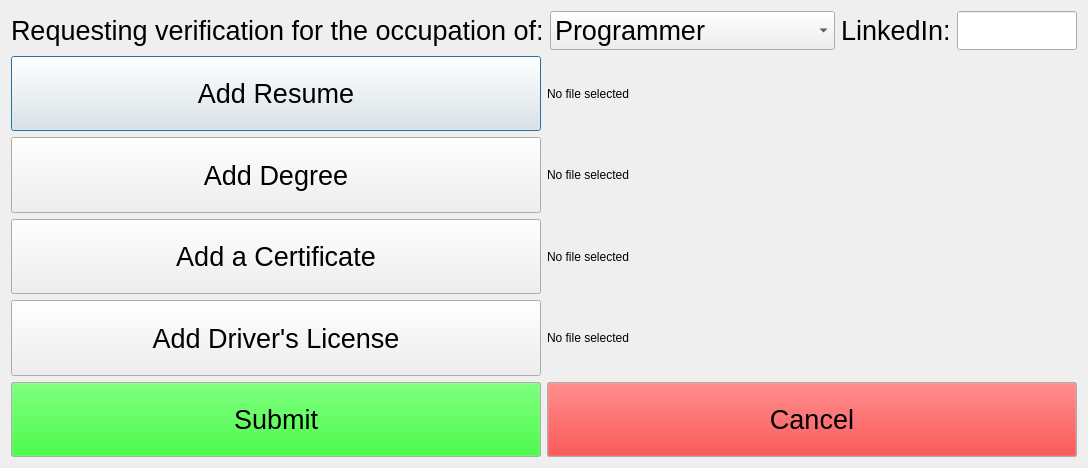
This is Qt_LinuxPrototypeGUI_v0.9/requestverification.ui in CordusBailey02/CSC-532-Project as Qt 5 draws it before an edit. The edited form follows.
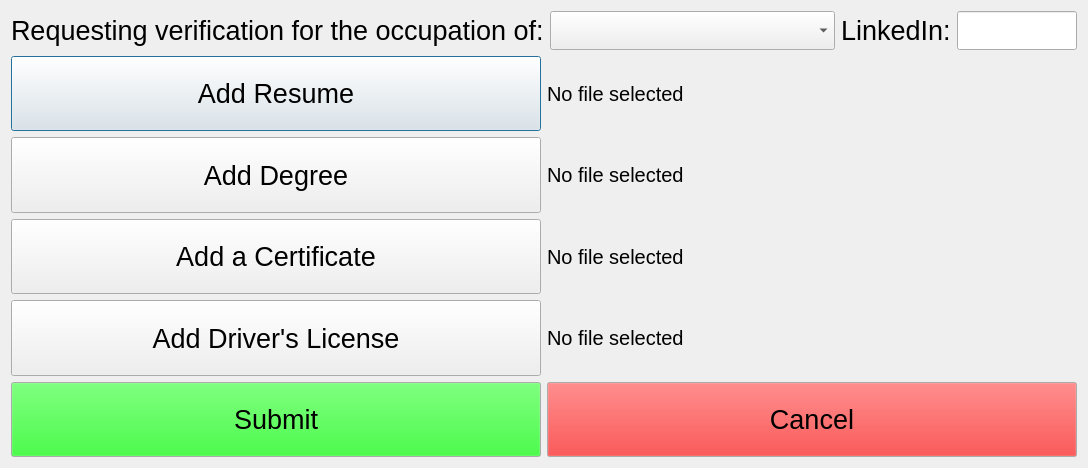
This is the edited form.

Patch:
```diff
--- a/Qt_LinuxPrototypeGUI_v0.9/requestverification.ui
+++ b/Qt_LinuxPrototypeGUI_v0.9/requestverification.ui
@@ -47,6 +47,11 @@
          <pointsize>20</pointsize>
         </font>
        </property>
+       <item>
+        <property name="text">
+         <string/>
+        </property>
+       </item>
        <item>
         <property name="text">
          <string>Programmer</string>
@@ -141,6 +146,11 @@
          <verstretch>0</verstretch>
         </sizepolicy>
        </property>
+       <property name="font">
+        <font>
+         <pointsize>15</pointsize>
+        </font>
+       </property>
        <property name="text">
         <string>No file selected</string>
        </property>
@@ -176,6 +186,11 @@
          <verstretch>0</verstretch>
         </sizepolicy>
        </property>
+       <property name="font">
+        <font>
+         <pointsize>15</pointsize>
+        </font>
+       </property>
        <property name="text">
         <string>No file selected</string>
        </property>
@@ -211,6 +226,11 @@
          <verstretch>0</verstretch>
         </sizepolicy>
        </property>
+       <property name="font">
+        <font>
+         <pointsize>15</pointsize>
+        </font>
+       </property>
        <property name="text">
         <string>No file selected</string>
        </property>
@@ -246,6 +266,11 @@
          <verstretch>0</verstretch>
         </sizepolicy>
        </property>
+       <property name="font">
+        <font>
+         <pointsize>15</pointsize>
+        </font>
+       </property>
        <property name="text">
         <string>No file selected</string>
        </property>
```
Left out of the diff: 6 changed lines with no effect on the pictures.
